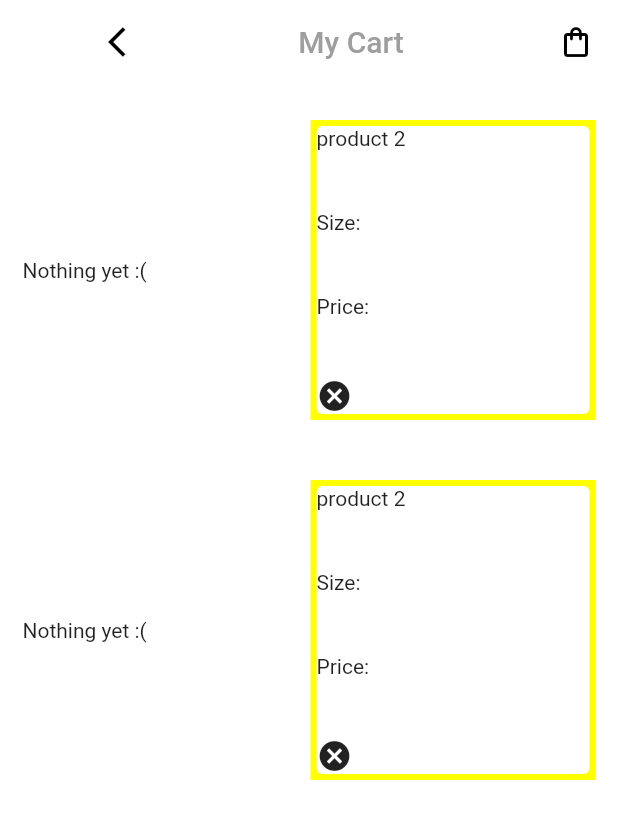
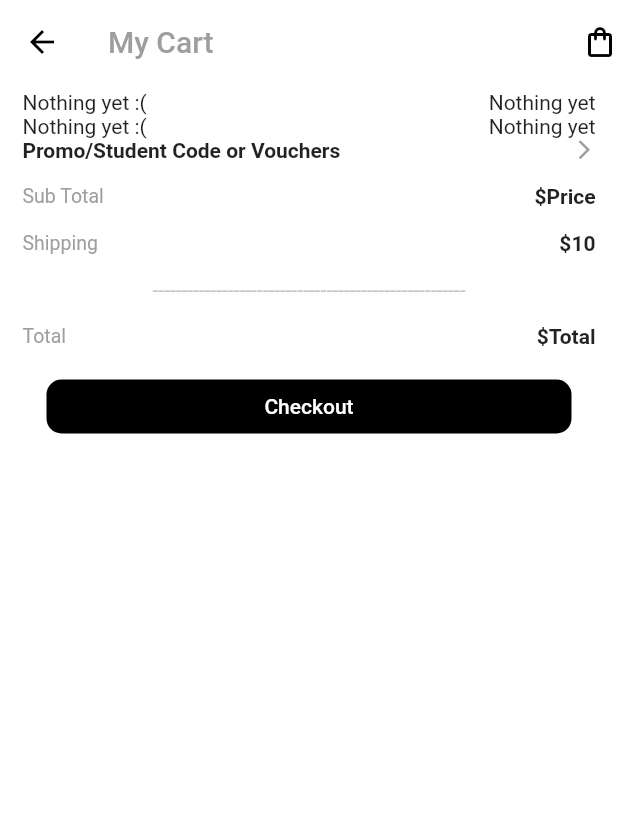
Before and after one commit to Pritam-deb/shopping_app, a Flutter app: the CartScreen screen opened directly, on a phone screen of 412 x 824 dp. Shown: the top 819 px of the screen. Run offline on Flutter 3.47's test engine with Material 2 defaults, Android fonts, the phone set to English and light mode, and no system bars; our stand-ins replace shared_preferences; accounts and stored records are empty; network calls fail.

Commit message:
done with ui of Cart screen

```diff
--- a/lib/screens/cartScreen.dart
+++ b/lib/screens/cartScreen.dart
@@ -14,19 +14,14 @@ class CartScreen extends StatelessWidget {
       appBar: PreferredSize(
         preferredSize: const Size.fromHeight(60),
         child: AppBar(
+          foregroundColor: Colors.black,
           backgroundColor: Colors.white,
           elevation: 0,
-          title: Row(
-            mainAxisAlignment: MainAxisAlignment.spaceBetween,
-            children: const [
-              Icon(
-                Icons.arrow_back_ios,
-                color: Colors.black,
-              ),
-              Text(
+          title: const Text(
             'My Cart',
             style: TextStyle(color: Colors.grey),
           ),
+          actions: const [
             Icon(
               Icons.shopping_bag_outlined,
               color: Colors.black,
@@ -34,13 +29,11 @@ class CartScreen extends StatelessWidget {
           ],
         ),
       ),
-      ),
-      body: Column(
+      body: Padding(
+        padding: const EdgeInsets.fromLTRB(15, 0, 15, 0),
+        child: Column(
           children: [
-          Padding(
-            padding: const EdgeInsets.fromLTRB(15, 0, 15, 0),
-            child: Container(
-              child: Row(
+            Row(
               mainAxisAlignment: MainAxisAlignment.spaceBetween,
               children: [
                 Consumer<ProductProvider>(
@@ -66,38 +59,54 @@ class CartScreen extends StatelessWidget {
                           ))
                       : const Text('Nothing yet :('),
                 ),
-                  Container(
+                Consumer<ProductProvider>(
+                  builder: (context, _provider, child) => _provider
+                          .productList.isNotEmpty
+                      ? Container(
                           margin: const EdgeInsets.symmetric(vertical: 20.0),
                           height: 200.0,
                           width: 190,
-                    color: Colors.yellowAccent,
                           child: Card(
                             elevation: 0,
                             child: Column(
                               mainAxisAlignment: MainAxisAlignment.spaceBetween,
                               crossAxisAlignment: CrossAxisAlignment.start,
                               children: [
-                          Text('product 2'),
-                          Text('Size: '),
-                          Text('Price: '),
+                                Text(
+                                  _provider.productList[0].name,
+                                  style: TextStyle(fontWeight: FontWeight.bold),
+                                ),
+                                Text(
+                                  'Size: ',
+                                  style: TextStyle(
+                                      color: Colors.grey, fontSize: 13),
+                                ),
+                                Text(
+                                  '\$' +
+                                      _provider.productList[0].price.toString(),
+                                  style: TextStyle(fontWeight: FontWeight.bold),
+                                ),
                                 Row(
+                                  mainAxisAlignment:
+                                      MainAxisAlignment.spaceBetween,
                                   children: [
-                              // CounterList(),
-                              Icon(Icons.cancel),
+                                    CounterList(),
+                                    Icon(
+                                      Icons.close_outlined,
+                                      size: 15,
+                                      color: Colors.grey,
+                                    ),
                                   ],
                                 )
                               ],
                             ),
                           ),
                         )
+                      : const Text('Nothing yet'),
+                ),
               ],
             ),
-            ),
-          ),
-          Padding(
-            padding: const EdgeInsets.fromLTRB(15, 0, 15, 0),
-            child: Container(
-              child: Row(
+            Row(
               mainAxisAlignment: MainAxisAlignment.spaceBetween,
               children: [
                 Consumer<ProductProvider>(
@@ -113,7 +122,7 @@ class CartScreen extends StatelessWidget {
                               // width: 160.0,
                               child: Card(
                                 child: Image.network(
-                                    _provider.productList[2].imageUrl,
+                                  _provider.productList[1].imageUrl,
                                   fit: BoxFit.cover,
                                 ),
                                 shape: RoundedRectangleBorder(
@@ -123,35 +132,147 @@ class CartScreen extends StatelessWidget {
                           ))
                       : const Text('Nothing yet :('),
                 ),
-                  Container(
+                Consumer<ProductProvider>(
+                  builder: (context, _provider, child) => _provider
+                          .productList.isNotEmpty
+                      ? Container(
                           margin: const EdgeInsets.symmetric(vertical: 20.0),
                           height: 200.0,
                           width: 190,
-                    color: Colors.yellowAccent,
                           child: Card(
                             elevation: 0,
                             child: Column(
                               mainAxisAlignment: MainAxisAlignment.spaceBetween,
                               crossAxisAlignment: CrossAxisAlignment.start,
                               children: [
-                          Text('product 2'),
-                          Text('Size: '),
-                          Text('Price: '),
+                                Text(
+                                  _provider.productList[1].name,
+                                  style: TextStyle(fontWeight: FontWeight.bold),
+                                ),
+                                Text(
+                                  'Size: ',
+                                  style: TextStyle(
+                                      color: Colors.grey, fontSize: 13),
+                                ),
+                                Text(
+                                  '\$' +
+                                      _provider.productList[1].price.toString(),
+                                  style: TextStyle(fontWeight: FontWeight.bold),
+                                ),
                                 Row(
+                                  mainAxisAlignment:
+                                      MainAxisAlignment.spaceBetween,
                                   children: [
-                              // CounterList(),
-                              Icon(Icons.cancel),
+                                    CounterList(),
+                                    Icon(
+                                      Icons.close_outlined,
+                                      size: 15,
+                                      color: Colors.grey,
+                                    ),
                                   ],
                                 )
                               ],
                             ),
                           ),
                         )
+                      : const Text('Nothing yet'),
+                ),
               ],
+            ),
+            Row(
+              mainAxisAlignment: MainAxisAlignment.spaceBetween,
+              children: [
+                Text(
+                  'Promo/Student Code or Vouchers',
+                  style: TextStyle(fontWeight: FontWeight.bold),
+                ),
+                Icon(
+                  Icons.arrow_forward_ios,
+                  size: 15,
+                  color: Colors.grey,
+                ),
+              ],
+            ),
+            Padding(
+              padding: const EdgeInsets.fromLTRB(0, 15, 0, 0),
+              child: Row(
+                  mainAxisAlignment: MainAxisAlignment.spaceBetween,
+                  children: [
+                    Text(
+                      'Sub Total',
+                      style: TextStyle(color: Colors.grey, fontSize: 13),
+                    ),
+                    Text(
+                      '\$Price',
+                      style: TextStyle(fontWeight: FontWeight.bold),
+                    ),
+                  ]),
+            ),
+            Padding(
+              padding: const EdgeInsets.fromLTRB(0, 15, 0, 0),
+              child: Row(
+                  mainAxisAlignment: MainAxisAlignment.spaceBetween,
+                  children: [
+                    Text(
+                      'Shipping',
+                      style: TextStyle(color: Colors.grey, fontSize: 13),
+                    ),
+                    Text(
+                      '\$10',
+                      style: TextStyle(fontWeight: FontWeight.bold),
+                    ),
+                  ]),
+            ),
+            Padding(
+              padding: EdgeInsets.fromLTRB(0, 15, 0, 0),
+              child: Text(
+                '------------------------------------------------------',
+                style: TextStyle(color: Color.fromARGB(255, 198, 198, 198)),
+              ),
+            ),
+            Padding(
+              padding: EdgeInsets.fromLTRB(0, 15, 0, 0),
+              child: Row(
+                  mainAxisAlignment: MainAxisAlignment.spaceBetween,
+                  children: [
+                    Text(
+                      'Total',
+                      style: TextStyle(color: Colors.grey, fontSize: 13),
+                    ),
+                    Text(
+                      '\$Total',
+                      style: TextStyle(fontWeight: FontWeight.bold),
+                    ),
+                  ]),
+            ),
+            Padding(
+              padding: const EdgeInsets.fromLTRB(0, 15, 0, 0),
+              child: TextButton(
+                onPressed: () {},
+                child: const Text('Checkout'),
+                // style: TextButton.styleFrom(
+                //     primary: Colors.white,
+                //     backgroundColor: Colors.black,
+                //     fixedSize: Size(350, 20),
+
+                //     ),
+                style: ButtonStyle(
+                  backgroundColor:
+                      MaterialStateProperty.all<Color>(Colors.black),
+                  foregroundColor:
+                      MaterialStateProperty.all<Color>(Colors.white),
+                  fixedSize:
+                      MaterialStateProperty.all<Size>(Size.fromWidth(350)),
+                  shape: MaterialStateProperty.all<RoundedRectangleBorder>(
+                    RoundedRectangleBorder(
+                      borderRadius: BorderRadius.circular(10.0),
+                    ),
+                  ),
                 ),
               ),
             )
           ],
+        ),
       ),
     );
   }
@@ -168,23 +289,31 @@ class _CounterListState extends State<CounterList> {
   int _itemCount = 0;
   @override
   Widget build(BuildContext context) {
-    return ListTile(
-      // title: Text('idk'),
-      trailing: Row(
-        children: <Widget>[
-          _itemCount != 0
-              ? IconButton(
-                  icon: Icon(Icons.remove),
-                  onPressed: () => setState(() => _itemCount--),
-                )
-              : Container(),
+    return Row(
+      children: [
+        IconButton(
+          iconSize: 15,
+          onPressed: () {
+            setState(() {
+              _itemCount = _itemCount + 1;
+            });
+          },
+          icon: Icon(Icons.add),
+          // label: Text(''),
+        ),
         Text(_itemCount.toString()),
         IconButton(
-            icon: Icon(Icons.add),
-            onPressed: () => setState(() => _itemCount++),
-          )
+          iconSize: 15,
+          onPressed: () {
+            setState(() {
+              _itemCount = _itemCount - 1;
+            });
+          },
+          icon: Icon(Icons.remove),
+          // label: Text(''),
+        ),
       ],
-      ),
     );
+    ;
   }
 }
```
Lines whose indentation alone changed are shown as unchanged.
